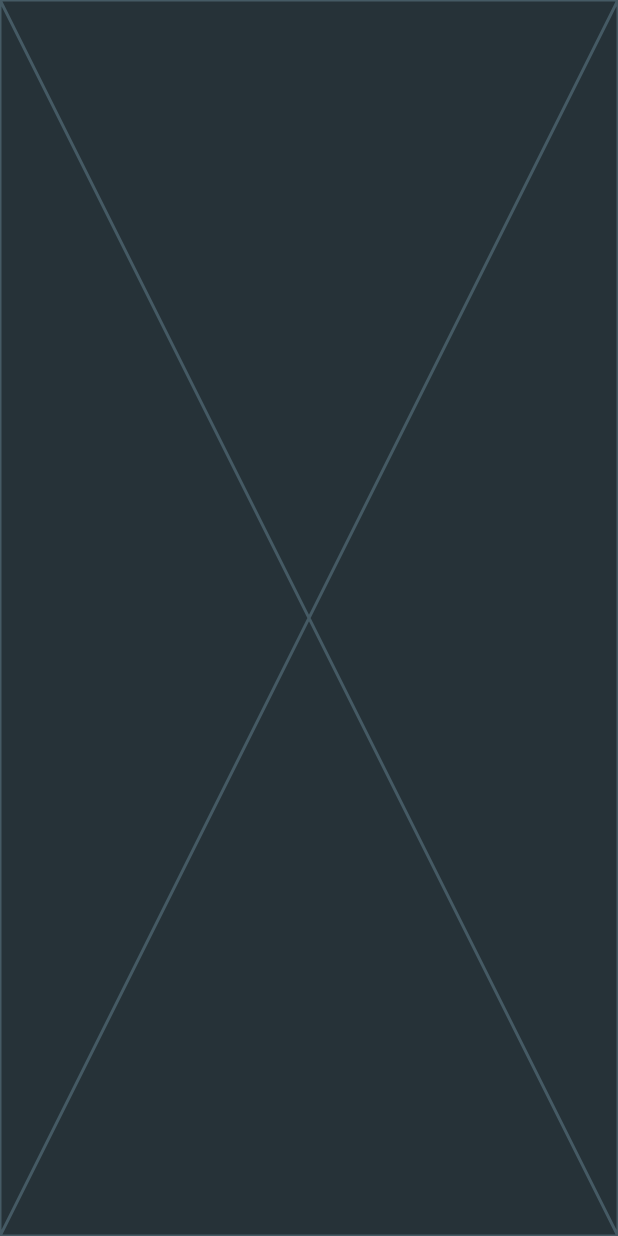
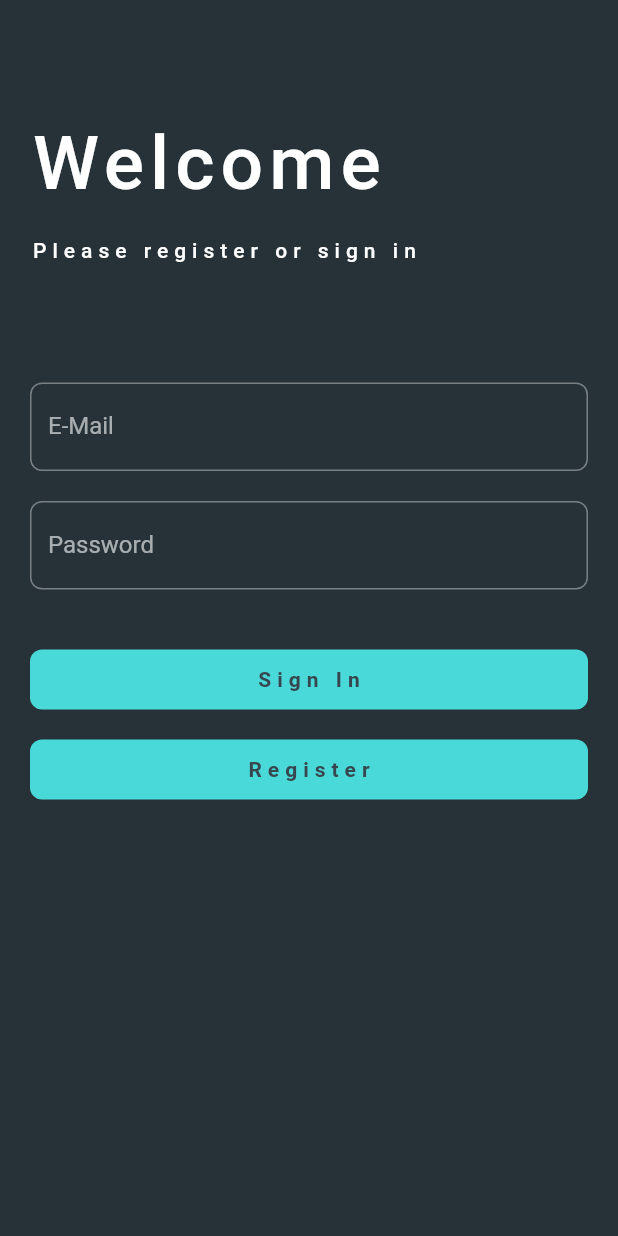
Before and after one commit to wladyband/Todo-App-Clean-Architecture, a Flutter app: the screen it shows after launch, on a phone screen of 412 x 824 dp. Run offline on Flutter 3.47's test engine with Material 2 defaults, Android fonts, the phone set to English and light mode, and no system bars; Roboto replaces fonts that are missing (Rubik).

Commit message:
criando tela de login do usuário

```diff
--- a/lib/presentation/signup/signup_page.dart
+++ b/lib/presentation/signup/signup_page.dart
@@ -1,5 +1,5 @@
-import 'package:flutter/cupertino.dart';
 import 'package:flutter/material.dart';
+import 'package:todo/presentation/signup/widgets/signup_form.dart';
 
 class SignupPage extends StatelessWidget {
   const SignupPage({Key? key}) : super(key: key);
@@ -7,7 +7,7 @@ class SignupPage extends StatelessWidget {
   @override
   Widget build(BuildContext context) {
     return const Scaffold(
-      body: Placeholder(),
+      body: SignUpForm(),
     );
   }
 }
--- /dev/null
+++ b/lib/presentation/signup/widgets/signin_register_button.dart
@@ -0,0 +1,32 @@
+import 'package:flutter/material.dart';
+
+class SignInRegisterButton extends StatelessWidget {
+  final String buttonText;
+  final Function callBack;
+  const SignInRegisterButton({Key? key, required this.buttonText, required this.callBack})
+      : super(key: key);
+
+  @override
+  Widget build(BuildContext context) {
+    final themeData = Theme.of(context);
+    return InkResponse(
+      onTap: () => callBack(),
+      child: Container(
+        height: 40,
+        width: double.infinity,
+        decoration: BoxDecoration(
+            color: themeData.colorScheme.secondary, borderRadius: BorderRadius.circular(8)),
+        child: Center(
+          child: Text(
+            buttonText,
+            style: themeData.textTheme.headline1!.copyWith(
+                fontSize: 14,
+                color: Colors.blueGrey[800],
+                fontWeight: FontWeight.bold,
+                letterSpacing: 4),
+          ),
+        ),
+      ),
+    );
+  }
+}
--- /dev/null
+++ b/lib/presentation/signup/widgets/signup_form.dart
@@ -0,0 +1,71 @@
+import 'package:flutter/material.dart';
+import 'package:todo/presentation/signup/widgets/signin_register_button.dart';
+
+class SignUpForm extends StatelessWidget {
+  const SignUpForm({Key? key}) : super(key: key);
+
+  @override
+  Widget build(BuildContext context) {
+    final themeData = Theme.of(context);
+    return Form(
+      child: ListView(
+        padding: const EdgeInsets.symmetric(horizontal: 20),
+        children: [
+          const SizedBox(
+            height: 80,
+          ),
+          Text(
+            "Welcome",
+            style: themeData.textTheme.headline1!
+                .copyWith(fontSize: 50, fontWeight: FontWeight.w500, letterSpacing: 4),
+          ),
+          const SizedBox(
+            height: 20,
+          ),
+          Text(
+            "Please register or sign in",
+            style: themeData.textTheme.headline1!
+                .copyWith(fontSize: 14, fontWeight: FontWeight.w500, letterSpacing: 4),
+          ),
+          const SizedBox(
+            height: 80,
+          ),
+          TextFormField(
+            cursorColor: Colors.white,
+            decoration: const InputDecoration(
+              labelText: "E-Mail",
+            ),
+          ),
+          const SizedBox(
+            height: 20,
+          ),
+          TextFormField(
+            cursorColor: Colors.white,
+            obscureText: true,
+            decoration: const InputDecoration(
+              labelText: "Password",
+            ),
+          ),
+          const SizedBox(
+            height: 40,
+          ),
+          SignInRegisterButton(
+            buttonText: "Sign In",
+            callBack: () {
+              print("Sign in pressed");
+            },
+          ),
+          const SizedBox(
+            height: 20,
+          ),
+          SignInRegisterButton(
+            buttonText: "Register",
+            callBack: () {
+              print("Register pressed");
+            },
+          ),
+        ],
+      ),
+    );
+  }
+}
```
